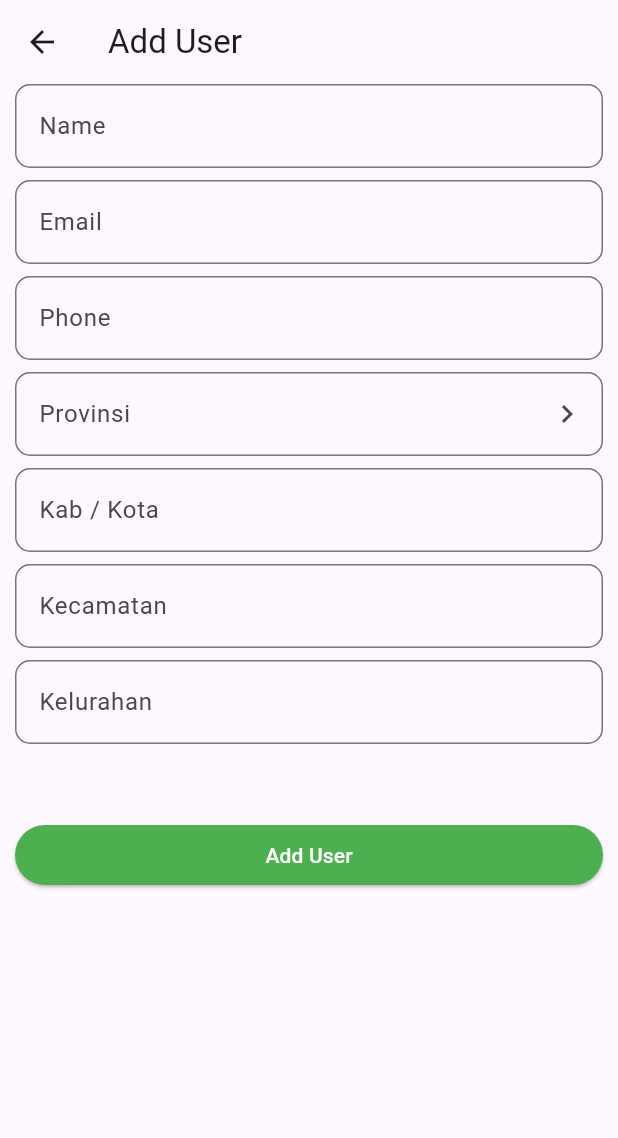
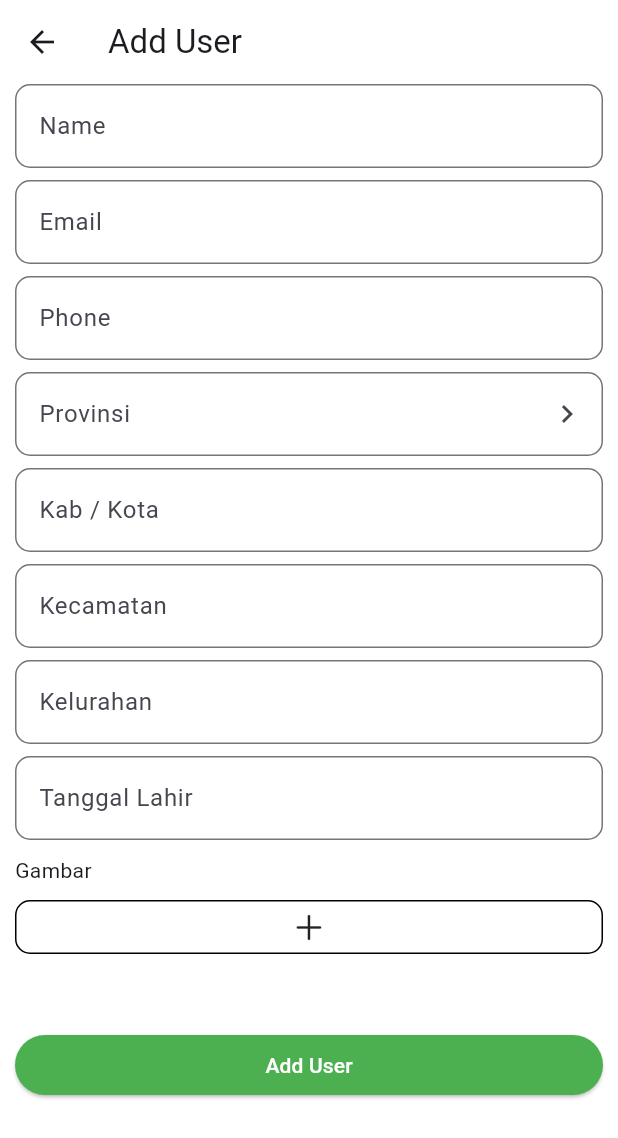
Before and after one commit to DediNurdin/Bloc_CRUD_App, a Flutter app: the screen it shows after launch, item 2 of the bottom bar chosen, after a tap on the "add" icon, on a phone screen of 412 x 824 dp. Shown: the top 1138 px of the screen. Run offline on Flutter 3.47's test engine with Material 3 defaults, Android fonts, the light colour scheme and no system bars; our stand-ins replace equatable, flutter_bloc, image_picker, shared_preferences; network calls fail.

Commit message:
add data and file picker

```diff
--- a/lib/bloc/user/user_bloc.dart
+++ b/lib/bloc/user/user_bloc.dart
@@ -15,7 +15,7 @@ class UserBloc extends Bloc<UserEvent, UserState> {
     on<GetUserEvent>((event, emit) async {
       emit(UserLoading());
       final response = await http.get(
-        Uri.parse('http://192.168.0.100:8000/user'),
+        Uri.parse('http://192.168.0.106:8000/user'),
         headers: {
           "Content-Type": "application/json",
         },
@@ -52,7 +52,7 @@ class UserBloc extends Bloc<UserEvent, UserState> {
         if (kDebugMode) {
           print('error_repository: $e');
         }
-        emit(EditUserErrorState('Terjadi kesalahan saat Edit user'));
+        emit(EditUserErrorState('Terjadi kesalahan saat Edit User'));
       }
     });
 
@@ -61,14 +61,14 @@ class UserBloc extends Bloc<UserEvent, UserState> {
       try {
         await userRepository.deleteUser(event.id);
 
-        emit(DeleteUserSuccess('Berhasil menghapus User'));
+        emit(DeleteUserSuccess('Berhasil Menghapus User'));
 
         add(GetUserEvent());
       } catch (e) {
         if (kDebugMode) {
           print('error_repository: $e');
         }
-        emit(DeleteUserErrorState('Terjadi kesalahan saat menghapus user'));
+        emit(DeleteUserErrorState('Terjadi kesalahan saat Menghapus User'));
       }
     });
   }
--- a/lib/main.dart
+++ b/lib/main.dart
@@ -1,4 +1,3 @@
-import 'presentation/routes/generate_routes.dart';
 import 'package:flutter/material.dart';
 import 'package:flutter_bloc/flutter_bloc.dart';
 
@@ -6,6 +5,7 @@ import 'bloc/cubit/theme_cubit.dart';
 import 'bloc/product/product_bloc.dart';
 import 'bloc/region/region_bloc.dart';
 import 'bloc/user/user_bloc.dart';
+import 'presentation/routes/generate_routes.dart';
 import 'repository/region_repository.dart';
 import 'repository/theme_repository.dart';
 import 'repository/user_repository.dart';
--- a/lib/presentation/routes/generate_routes.dart
+++ b/lib/presentation/routes/generate_routes.dart
@@ -1,7 +1,8 @@
+import 'package:flutter/material.dart';
+import 'package:flutter_bloc/flutter_bloc.dart';
+
 import '../../bloc/bottom_nav/bottom_nav_bloc.dart';
 import '../screens/bottom_navigation/bottom_nav_page.dart';
-import 'package:flutter/material.dart';
-import 'package:flutter_bloc/flutter_bloc.dart';
 
 class RouteGenerator {
   final BottomNavBloc bottomNavBloc = BottomNavBloc();
--- a/lib/presentation/screens/delegate/search_delegate_prov.dart
+++ b/lib/presentation/screens/delegate/search_delegate_prov.dart
@@ -47,7 +47,6 @@ class SearchDelegateProv extends SearchDelegate<String> {
           margin: const EdgeInsets.only(bottom: 5, left: 5, right: 5),
           child: ListTile(
             shape: RoundedRectangleBorder(
-              side: const BorderSide(width: 1),
               borderRadius: BorderRadius.circular(20),
             ),
             title: Text(allProv[index].nama),
@@ -75,7 +74,6 @@ class SearchDelegateProv extends SearchDelegate<String> {
           margin: const EdgeInsets.only(bottom: 5, left: 5, right: 5),
           child: ListTile(
             shape: RoundedRectangleBorder(
-              side: const BorderSide(width: 1),
               borderRadius: BorderRadius.circular(10),
             ),
             title: Text(allProvSugest[index].nama),
--- a/lib/presentation/screens/product/item/item_widget.dart
+++ b/lib/presentation/screens/product/item/item_widget.dart
@@ -21,6 +21,7 @@ class ItemWidget extends StatelessWidget {
         }));
       },
       child: Card(
+        elevation: 0,
         child: IntrinsicHeight(
           child: Column(
             mainAxisAlignment: MainAxisAlignment.spaceBetween,
--- a/lib/presentation/screens/product/product_page.dart
+++ b/lib/presentation/screens/product/product_page.dart
@@ -30,6 +30,10 @@ class _ProductPageState extends State<ProductPage> {
           if (state is ProductSuccess) {
             return Container(
               padding: const EdgeInsets.symmetric(horizontal: 10),
+              child: RefreshIndicator(
+                onRefresh: () async {
+                  context.read<ProductBloc>().add(GetProductEvent());
+                },
                 child: GridView.builder(
                   gridDelegate: const SliverGridDelegateWithFixedCrossAxisCount(
                     mainAxisSpacing: 7,
@@ -42,8 +46,10 @@ class _ProductPageState extends State<ProductPage> {
                   },
                   itemCount: state.products.length,
                 ),
+              ),
             );
           }
+
           return const Center(
             child: Text('No Data'),
           );
--- a/lib/presentation/screens/user/add_user_page.dart
+++ b/lib/presentation/screens/user/add_user_page.dart
@@ -1,3 +1,6 @@
+import 'dart:io';
+
+import '../../../utils/utils.dart';
 import 'package:flutter/cupertino.dart';
 import 'package:flutter/material.dart';
 import 'package:flutter_bloc/flutter_bloc.dart';
@@ -32,6 +35,12 @@ class _AddUserPageState extends State<AddUserPage> {
 
   final TextEditingController kelController = TextEditingController();
   final TextEditingController kelIdController = TextEditingController();
+
+  final TextEditingController dateController = TextEditingController();
+  final TextEditingController imgController = TextEditingController();
+
+  File? imageFile;
+  String base64Image = '';
 
   @override
   void initState() {
@@ -164,6 +173,69 @@ class _AddUserPageState extends State<AddUserPage> {
                 decoration: const InputDecoration(labelText: 'Kelurahan'),
               ),
               const SizedBox(
+                height: 8,
+              ),
+              TextField(
+                controller: dateController,
+                readOnly: true,
+                onTap: () {
+                  Utils.selectDate(context, DateTime.now(), 'yyyy-MM-dd',
+                      (DateTime date, String controller) {
+                    setState(() {
+                      dateController.text = controller;
+                    });
+                  }, DateTime.now());
+                },
+                decoration: const InputDecoration(labelText: 'Tanggal Lahir'),
+              ),
+              const SizedBox(
+                height: 10,
+              ),
+              const Text('Gambar'),
+              const SizedBox(
+                height: 10,
+              ),
+              InkWell(
+                overlayColor: const WidgetStatePropertyAll(Colors.transparent),
+                onTap: () {
+                  Utils.selectImage((String base64String, File tempImage) {
+                    setState(() {
+                      base64Image = base64String;
+                      imageFile = tempImage;
+                      imgController.text = base64Image;
+                    });
+                  }, false);
+                },
+                child: Container(
+                    padding: const EdgeInsets.all(5),
+                    decoration: BoxDecoration(
+                        border: Border.all(),
+                        borderRadius:
+                            const BorderRadius.all(Radius.circular(10))),
+                    child: const Icon(CupertinoIcons.add)),
+              ),
+              Visibility(
+                visible: base64Image == '' ? false : true,
+                child: SizedBox(
+                    height: 100,
+                    width: 100,
+                    child: base64Image != ''
+                        ? ClipRRect(
+                            borderRadius:
+                                const BorderRadius.all(Radius.circular(10)),
+                            child: Image.file(
+                              fit: BoxFit.contain,
+                              imageFile!,
+                            ),
+                          )
+                        : const Center(
+                            child: Icon(
+                            CupertinoIcons.app_badge,
+                            size: 18,
+                            color: CupertinoColors.destructiveRed,
+                          ))),
+              ),
+              const SizedBox(
                 height: 50,
               ),
               SizedBox(
--- a/lib/presentation/screens/user/user_page.dart
+++ b/lib/presentation/screens/user/user_page.dart
@@ -26,20 +26,34 @@ class _UserPageState extends State<UserPage> {
         forceMaterialTransparency: true,
         title: const Text('User'),
       ),
-      body: BlocBuilder<UserBloc, UserState>(
+      body: BlocListener<UserBloc, UserState>(
+        listener: (context, state) {
+          if (state is DeleteUserLoadingState) {
+            const Center(child: CircularProgressIndicator());
+          } else if (state is DeleteUserSuccess) {
+            ScaffoldMessenger.of(context).showSnackBar(
+              SnackBar(content: Text(state.message)),
+            );
+          }
+        },
+        child: BlocBuilder<UserBloc, UserState>(
           builder: (context, state) {
             if (state is UserLoading) {
               return const Center(child: CircularProgressIndicator());
             } else if (state is UserSuccess) {
-            return ListView.builder(
+              return RefreshIndicator(
+                onRefresh: () async {
+                  context.read<UserBloc>().add(GetUserEvent());
+                },
+                child: ListView.builder(
                   itemCount: state.user.length,
                   itemBuilder: (context, index) {
                     User user = state.user[index];
                     return Container(
-                  margin: const EdgeInsets.only(bottom: 5, left: 5, right: 5),
+                      margin:
+                          const EdgeInsets.only(bottom: 5, left: 5, right: 5),
                       child: ListTile(
                         shape: RoundedRectangleBorder(
-                      side: const BorderSide(width: 1),
                           borderRadius: BorderRadius.circular(10),
                         ),
                         trailing: Row(
@@ -88,19 +102,17 @@ class _UserPageState extends State<UserPage> {
                       ),
                     );
                   },
+                ),
               );
             } else if (state is UserInitial) {
               context.read<UserBloc>().add(GetUserEvent());
               return const Center(child: CircularProgressIndicator());
-          } else if (state is DeleteUserLoadingState) {
-            return const Center(child: CircularProgressIndicator());
-          } else if (state is DeleteUserSuccess) {
-            ScaffoldMessenger.of(context).showSnackBar(
-              SnackBar(content: Text(state.message)),
+            }
+            return const Center(
+              child: Text('No Data'),
             );
-          }
-          return const Center(child: Text('No Data Available'));
           },
+        ),
       ),
       floatingActionButton: FloatingActionButton(
         onPressed: () {
--- a/lib/repository/user_repository.dart
+++ b/lib/repository/user_repository.dart
@@ -6,7 +6,7 @@ import 'package:http/http.dart' as http;
 import '../models/add_user.dart';
 
 class UserRepository {
-  final baseUrl = 'http://192.168.0.100:8000/user/';
+  final baseUrl = 'http://192.168.0.106:8000/user/';
 
   Future<CrudUserModel> addUser(
     String name,
--- a/lib/utils/colors.dart
+++ b/lib/utils/colors.dart
@@ -2,6 +2,7 @@ import 'package:flutter/cupertino.dart';
 import 'package:flutter/material.dart';
 
 final ThemeData lightTheme = ThemeData(
+    scaffoldBackgroundColor: CupertinoColors.systemBackground,
     brightness: Brightness.light,
     primaryColor: Colors.green,
     listTileTheme: ListTileThemeData(tileColor: Colors.grey.shade200),
@@ -9,8 +10,9 @@ final ThemeData lightTheme = ThemeData(
         selectedItemColor: Colors.green,
         unselectedItemColor: Colors.grey.shade600),
     navigationBarTheme: const NavigationBarThemeData(
-      indicatorColor: Colors.green,
-    ),
+        indicatorColor: Colors.green,
+        elevation: 2,
+        backgroundColor: CupertinoColors.secondarySystemBackground),
     floatingActionButtonTheme: const FloatingActionButtonThemeData(
         backgroundColor: Colors.green, foregroundColor: Colors.white),
     switchTheme:
@@ -52,6 +54,7 @@ final ThemeData lightTheme = ThemeData(
       ),
     ));
 final ThemeData darkTheme = ThemeData(
+    scaffoldBackgroundColor: CupertinoColors.darkBackgroundGray,
     brightness: Brightness.dark,
     primaryColor: Colors.grey[900],
     listTileTheme: ListTileThemeData(tileColor: Colors.grey.shade600),
@@ -59,8 +62,9 @@ final ThemeData darkTheme = ThemeData(
         selectedItemColor: Colors.green,
         unselectedItemColor: Colors.grey.shade600),
     navigationBarTheme: const NavigationBarThemeData(
-      indicatorColor: Colors.green,
-    ),
+        indicatorColor: Colors.green,
+        elevation: 2,
+        backgroundColor: CupertinoColors.black),
     floatingActionButtonTheme: const FloatingActionButtonThemeData(
         backgroundColor: Colors.green, foregroundColor: Colors.white),
     switchTheme: SwitchThemeData(
--- a/pubspec.yaml
+++ b/pubspec.yaml
@@ -12,10 +12,12 @@ dependencies:
 
   bloc: ^8.1.4
   cupertino_icons: ^1.0.8
-  change_app_package_name: ^1.4.0
   equatable: ^2.0.7
   flutter_bloc: ^8.1.6
+  file_picker: ^8.0.0+1
   http: ^1.2.2
+  intl: ^0.19.0
+  image_picker: ^1.0.2
   shared_preferences: ^2.1.2
 
 dev_dependencies:
```
Also changed, not shown: lib/presentation/screens/bottom_navigation/bottom_nav_page.dart (+10 -8 lines), lib/presentation/screens/product/product_detail_page.dart (+0 -9 lines), lib/presentation/screens/settings/setting_page.dart (+25 -5 lines), lib/utils/utils.dart (+55 -21 lines), pubspec.lock, 6 other files. Lines whose indentation alone changed are shown as unchanged.
